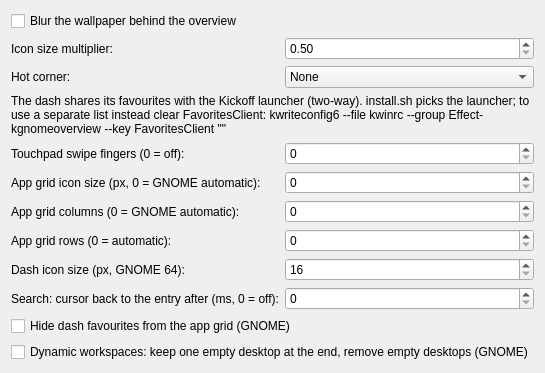
Qt form package/contents/ui/config.ui (Adroited-LLC/kgnome-overview) before a commit.
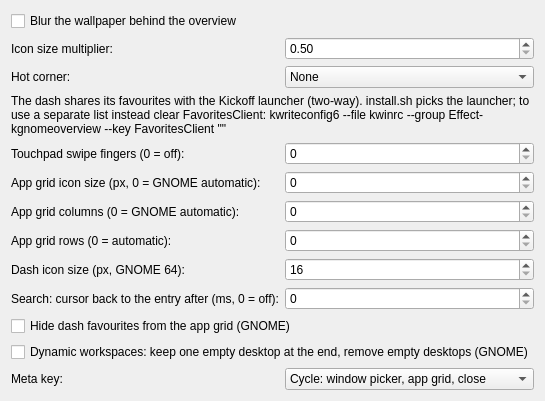
The same form after that commit.

Commit message:
Meta key cycles: window picker, app grid, close (MetaCycle setting)
New 'Cycle GNOME Overview' action (no key of its own) that
dev/make-default.sh binds to Meta alone: hidden -> window picker -> app
grid (usual state blend) -> hidden. MetaCycle=toggle (settings: 'Meta
key') gives GNOME's behaviour, where a second press closes. Meta+O,
Meta+W, the hot corner and the panel button keep toggling.

The edit to the form file:
```diff
--- a/package/contents/ui/config.ui
+++ b/package/contents/ui/config.ui
@@ -173,6 +173,19 @@
      </property>
     </widget>
    </item>
+   <item row="12" column="0">
+    <widget class="QLabel" name="labelMetaCycle">
+     <property name="text">
+      <string>Meta key:</string>
+     </property>
+    </widget>
+   </item>
+   <item row="12" column="1">
+    <widget class="QComboBox" name="kcfg_MetaCycle">
+     <item><property name="text"><string>Cycle: window picker, app grid, close</string></property></item>
+     <item><property name="text"><string>Toggle the window picker (GNOME)</string></property></item>
+    </widget>
+   </item>
   </layout>
  </widget>
  <resources/>
```
The commit also changes 3 other files.
